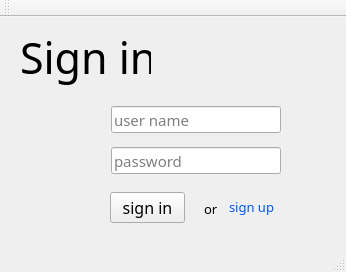
Qt form 003_qt_loginInterface_test/src/mainwindow.ui (aben20807/Qt_projects) before a commit.
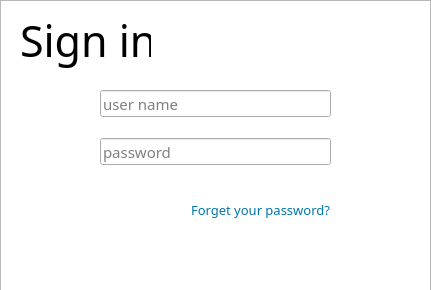
The same form after that commit. Icons and pictures are not drawn.

The edit to the form file:
```diff
--- a/003_qt_loginInterface_test/src/mainwindow.ui
+++ b/003_qt_loginInterface_test/src/mainwindow.ui
@@ -6,22 +6,22 @@
    <rect>
     <x>0</x>
     <y>0</y>
-    <width>346</width>
-    <height>272</height>
+    <width>431</width>
+    <height>290</height>
    </rect>
   </property>
   <property name="windowTitle">
    <string>MainWindow</string>
   </property>
   <widget class="QWidget" name="centralWidget">
-   <widget class="QPushButton" name="pushButton">
+   <widget class="QPushButton" name="btn_signIn">
     <property name="enabled">
      <bool>true</bool>
     </property>
     <property name="geometry">
      <rect>
-      <x>110</x>
-      <y>175</y>
+      <x>100</x>
+      <y>190</y>
       <width>75</width>
       <height>31</height>
      </rect>
@@ -35,8 +35,18 @@
     <property name="cursor">
      <cursorShape>PointingHandCursor</cursorShape>
     </property>
+    <property name="styleSheet">
+     <string notr="true">#btn_signIn {
+background-color: transparent;
+border-image: url(:img/btn_signIn);
+background: none;
+border: none;
+background-repeat: none;
+}
+</string>
+    </property>
     <property name="text">
-     <string>sign in</string>
+     <string/>
     </property>
     <property name="autoDefault">
      <bool>false</bool>
@@ -45,12 +55,12 @@
      <bool>false</bool>
     </property>
    </widget>
-   <widget class="QLineEdit" name="lineEdit_2">
+   <widget class="QLineEdit" name="lE_password">
     <property name="geometry">
      <rect>
-      <x>111</x>
-      <y>130</y>
-      <width>170</width>
+      <x>100</x>
+      <y>138</y>
+      <width>231</width>
       <height>27</height>
      </rect>
     </property>
@@ -64,7 +74,7 @@
      <string>password</string>
     </property>
    </widget>
-   <widget class="QLabel" name="label">
+   <widget class="QLabel" name="label_logo">
     <property name="geometry">
      <rect>
       <x>20</x>
@@ -85,12 +95,12 @@
      <string>Sign in</string>
     </property>
    </widget>
-   <widget class="QLineEdit" name="lineEdit">
+   <widget class="QLineEdit" name="lE_userName">
     <property name="geometry">
      <rect>
-      <x>111</x>
-      <y>89</y>
-      <width>170</width>
+      <x>100</x>
+      <y>90</y>
+      <width>231</width>
       <height>27</height>
      </rect>
     </property>
@@ -104,86 +114,109 @@
      <string>user name</string>
     </property>
    </widget>
-   <widget class="QLabel" name="label_2">
+   <widget class="QGraphicsView" name="graphicsView">
     <property name="geometry">
      <rect>
-      <x>204</x>
-      <y>183</y>
-      <width>16</width>
-      <height>18</height>
+      <x>0</x>
+      <y>0</y>
+      <width>431</width>
+      <height>291</height>
      </rect>
     </property>
-    <property name="font">
-     <font>
-      <family>Noto Sans T Chinese Regular</family>
-      <pointsize>10</pointsize>
-     </font>
-    </property>
-    <property name="text">
-     <string>or</string>
+    <property name="cursor" stdset="0">
+     <cursorShape>ArrowCursor</cursorShape>
     </property>
    </widget>
-   <widget class="QPushButton" name="pushButton_2">
+   <widget class="QPushButton" name="btn_signUp">
     <property name="enabled">
      <bool>true</bool>
     </property>
     <property name="geometry">
      <rect>
-      <x>221</x>
-      <y>176</y>
-      <width>61</width>
-      <height>27</height>
+      <x>330</x>
+      <y>30</y>
+      <width>75</width>
+      <height>31</height>
      </rect>
     </property>
     <property name="font">
      <font>
-      <family>Noto Sans T Chinese Bold</family>
-      <pointsize>10</pointsize>
-      <kerning>false</kerning>
+      <family>Noto Sans T Chinese Medium</family>
+      <pointsize>12</pointsize>
      </font>
     </property>
     <property name="cursor">
      <cursorShape>PointingHandCursor</cursorShape>
     </property>
     <property name="styleSheet">
-     <string notr="true">color: rgb(0, 85, 255);</string>
+     <string notr="true">#btn_signUp {
+background-color: transparent;
+border-image: url(:img/btn_signUp);
+background: none;
+border: none;
+background-repeat: none;
+}
+</string>
     </property>
     <property name="text">
-     <string>sign up</string>
-    </property>
-    <property name="checkable">
-     <bool>false</bool>
+     <string/>
     </property>
     <property name="autoDefault">
      <bool>false</bool>
     </property>
-    <property name="default">
-     <bool>false</bool>
-    </property>
     <property name="flat">
-     <bool>true</bool>
+     <bool>false</bool>
     </property>
    </widget>
+   <widget class="QPushButton" name="btn_forget">
+    <property name="geometry">
+     <rect>
+      <x>190</x>
+      <y>200</y>
+      <width>141</width>
+      <height>20</height>
+     </rect>
+    </property>
+    <property name="font">
+     <font>
+      <family>Noto Sans T Chinese Medium</family>
+      <pointsize>10</pointsize>
+     </font>
+    </property>
+    <property name="cursor">
+     <cursorShape>PointingHandCursor</cursorShape>
+    </property>
+    <property name="styleSheet">
+     <string notr="true">#btn_forget {
+	color: rgb(0, 117, 169);
+background-color: transparent;
+background: none;
+border: none;
+background-repeat: none;
+}</string>
+    </property>
+    <property name="text">
+     <string>Forget your password?</string>
+    </property>
+   </widget>
+   <zorder>graphicsView</zorder>
+   <zorder>btn_signIn</zorder>
+   <zorder>lE_password</zorder>
+   <zorder>label_logo</zorder>
+   <zorder>lE_userName</zorder>
+   <zorder>btn_signUp</zorder>
+   <zorder>btn_forget</zorder>
   </widget>
   <widget class="QMenuBar" name="menuBar">
    <property name="geometry">
     <rect>
      <x>0</x>
      <y>0</y>
-     <width>346</width>
+     <width>431</width>
      <height>25</height>
     </rect>
    </property>
   </widget>
-  <widget class="QToolBar" name="mainToolBar">
-   <attribute name="toolBarArea">
-    <enum>TopToolBarArea</enum>
-   </attribute>
-   <attribute name="toolBarBreak">
-    <bool>false</bool>
-   </attribute>
-  </widget>
-  <widget class="QStatusBar" name="statusBar"/>
  </widget>
  <layoutdefault spacing="6" margin="11"/>
  <resources/>
```
